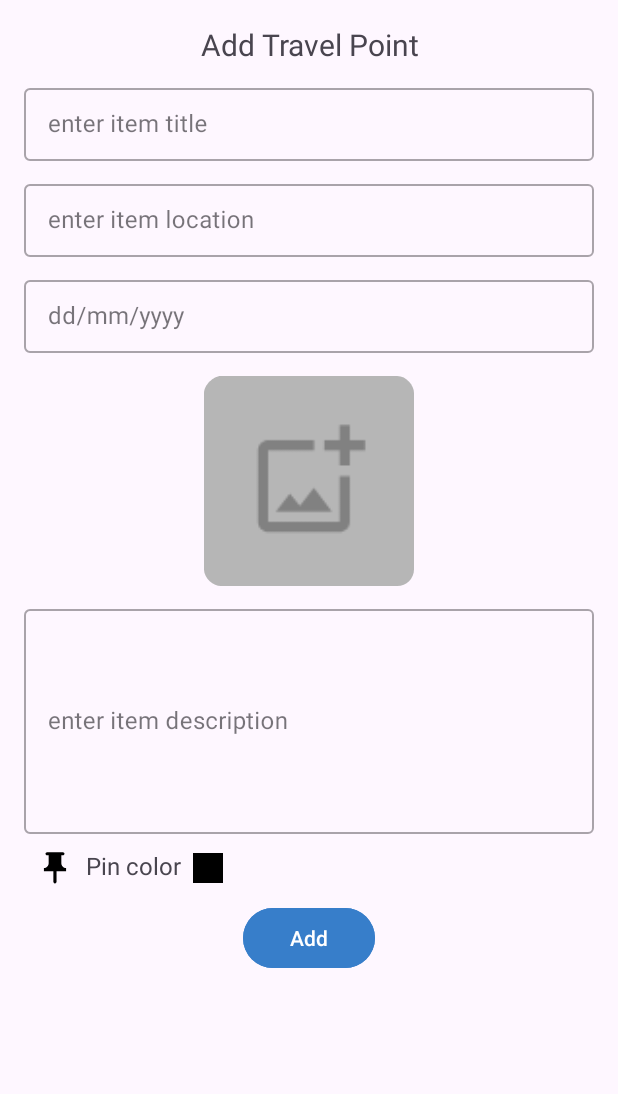
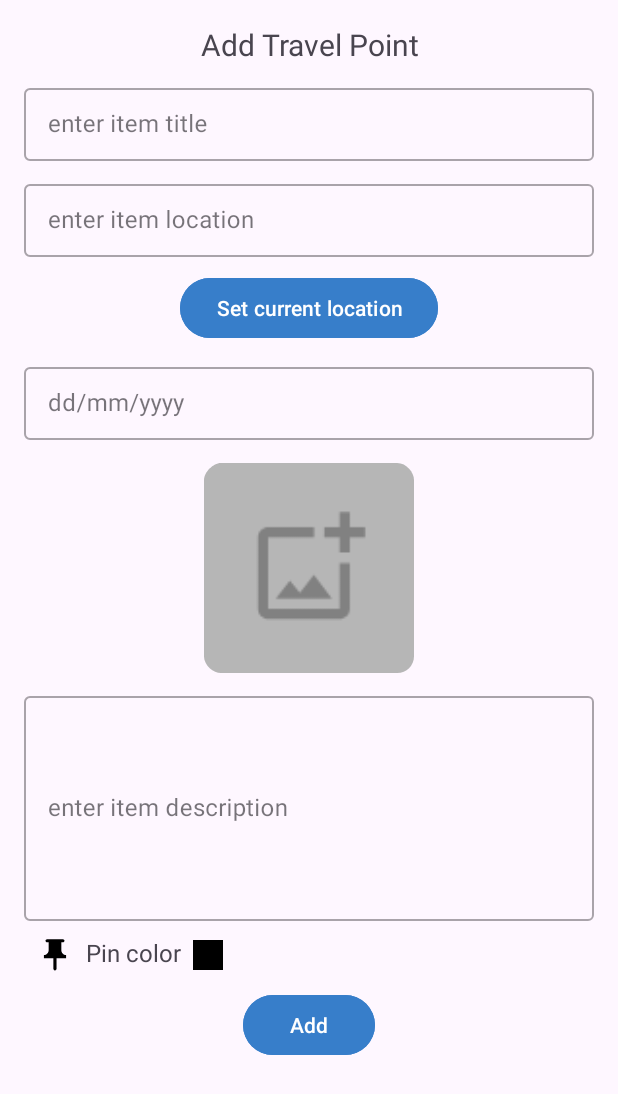
Before and after one commit to ValeriaShaf/Kotlin-Project-Travel-Journal, an Android app: the AddItemFragment screen opened through its navigation route, on a phone screen of 412 x 824 dp. Shown: the top 1094 px of the screen. Run offline under Robolectric (Android 15) with nearby library versions, the phone set to English and light mode, and no system bars; our stand-ins replace Room's generated code.

Commit message:
location part added to code

```diff
--- a/app/build.gradle.kts
+++ b/app/build.gradle.kts
@@ -55,7 +55,7 @@ dependencies {
 //    implementation(libs.androidx.activity.ktx)
 //    implementation(libs.androidx.navigation.ui.ktx)
 //    implementation(libs.androidx.navigation.fragment.ktx)
-
+    implementation ("com.google.android.gms:play-services-location:21.3.0")
     implementation(libs.androidx.core.ktx)
     implementation(libs.androidx.activity.ktx)
     implementation(libs.androidx.appcompat)
--- a/app/src/main/AndroidManifest.xml
+++ b/app/src/main/AndroidManifest.xml
@@ -1,7 +1,9 @@
 <?xml version="1.0" encoding="utf-8"?>
 <manifest xmlns:android="http://schemas.android.com/apk/res/android"
     xmlns:tools="http://schemas.android.com/tools">
-
+    <uses-permission android:name="android.permission.INTERNET" />
+    <uses-permission android:name="android.permission.ACCESS_FINE_LOCATION" />
+    <uses-permission android:name="android.permission.ACCESS_COARSE_LOCATION" />
     <application
         android:allowBackup="true"
         android:dataExtractionRules="@xml/data_extraction_rules"
--- a/app/src/main/java/com/example/kotlinfinalproject/data/model/Item.kt
+++ b/app/src/main/java/com/example/kotlinfinalproject/data/model/Item.kt
@@ -15,6 +15,8 @@ data class Item(
     val title:String,
     @ColumnInfo(name="description")
     val description:String,
+//    @ColumnInfo(name="location")
+//    val location :String,
     @ColumnInfo(name="image")
     val photo: String?,
     //val id: String = UUID.randomUUID().toString()
--- a/app/src/main/java/com/example/kotlinfinalproject/ui/AddItemFragment.kt
+++ b/app/src/main/java/com/example/kotlinfinalproject/ui/AddItemFragment.kt
@@ -1,28 +1,38 @@
 package com.example.kotlinfinalproject.ui
 
+import android.Manifest
 import android.annotation.SuppressLint
+import android.app.Activity
 import android.content.Intent
+import android.content.pm.PackageManager
 import android.net.Uri
 import android.os.Bundle
 import android.view.LayoutInflater
 import android.view.View
 import android.view.ViewGroup
+import android.widget.Toast
 import androidx.activity.result.ActivityResultLauncher
 import androidx.activity.result.contract.ActivityResultContracts
+import androidx.core.content.ContextCompat
 import androidx.core.os.bundleOf
 import androidx.fragment.app.Fragment
 import androidx.fragment.app.activityViewModels
+import androidx.lifecycle.ViewModelProvider
 import androidx.navigation.fragment.findNavController
 import com.example.kotlinfinalproject.data.model.Item
 import com.example.kotlinfinalproject.R
 import com.example.kotlinfinalproject.databinding.AddItemLayoutBinding
+import kotlinx.coroutines.GlobalScope
+import kotlinx.coroutines.launch
+import kotlinx.coroutines.withContext
 
 class AddItemFragment: Fragment() {
 
     private var _binding: AddItemLayoutBinding?=null
     private val binding get() = _binding!!
     private val viewModel:ItemsViewModel by activityViewModels()
-
+    private val locationViewModel:LocationViewModel by activityViewModels()
+    private lateinit var location : LocationModel
     private var imageUri: Uri?=null
     val pickImageLauncher: ActivityResultLauncher<Array<String>> =
         registerForActivityResult(ActivityResultContracts.OpenDocument()){
@@ -34,6 +44,7 @@ class AddItemFragment: Fragment() {
             }
         imageUri=it
         }
+    private lateinit var req: ActivityResultLauncher<String>
     @SuppressLint("SuspiciousIndentation")
     override fun onCreateView(
         inflater: LayoutInflater,
@@ -41,14 +52,30 @@ class AddItemFragment: Fragment() {
         savedInstanceState: Bundle?
     ): View? {
         _binding= AddItemLayoutBinding.inflate(inflater, container, false)
-
+        val toast = Toast.makeText(requireContext(), "Location Permission Denied", Toast.LENGTH_SHORT)
+        req = registerForActivityResult(ActivityResultContracts.RequestPermission()){
+            if(it){
+                getLocation()
+            }
+            else{
+                binding.locationBtn.setOnClickListener {toast.show()}
+            }
+        }
+        if (ContextCompat.checkSelfPermission(this.requireContext(), Manifest.permission.ACCESS_FINE_LOCATION) == PackageManager.PERMISSION_GRANTED
+            || ContextCompat.checkSelfPermission(this.requireContext(), Manifest.permission.ACCESS_COARSE_LOCATION) == PackageManager.PERMISSION_GRANTED){
+            getLocation()
+        }
+        else{
+            req.launch(Manifest.permission.ACCESS_FINE_LOCATION)
+        }
         binding.finishBtn.setOnClickListener {
            // val bundle= bundleOf("title" to binding.itemTitle.text.toString(), "description" to binding.itemDescription.text.toString())
 
             //findNavController().navigate(R.id.action_addItemFragment_to_allItemsFragment,bundle)
         val item= Item(
             binding.enterItemTitle.text.toString(),
-            binding.enterItemDescription.text.toString(), imageUri.toString()
+            binding.enterItemDescription.text.toString(), imageUri.toString(),
+//            binding.enterItemLocation.toString()
         )
            // ItemManager.add(item)
         viewModel.addItem(item)
@@ -66,12 +93,16 @@ class AddItemFragment: Fragment() {
 
     override fun onViewCreated(view: View, savedInstanceState: Bundle?) {
         super.onViewCreated(view, savedInstanceState)
-
-
     }
 
     override fun onDestroyView() {
         super.onDestroyView()
         _binding=null
     }
+
+    private fun getLocation(){
+        locationViewModel.location.observe(viewLifecycleOwner){
+            binding.enterItemLocation.setText(it)
+        }
+    }
 }
--- a/app/src/main/java/com/example/kotlinfinalproject/ui/AllItemsFragment.kt
+++ b/app/src/main/java/com/example/kotlinfinalproject/ui/AllItemsFragment.kt
@@ -1,8 +1,10 @@
 package com.example.kotlinfinalproject.ui
 
 import android.os.Bundle
+import android.util.Log
 import android.view.*
 import android.widget.Toast
+import androidx.activity.result.contract.ActivityResultContracts
 import androidx.appcompat.app.AlertDialog
 import androidx.fragment.app.Fragment
 import androidx.fragment.app.activityViewModels
--- /dev/null
+++ b/app/src/main/java/com/example/kotlinfinalproject/ui/LocationModel.kt
@@ -0,0 +1,48 @@
+package com.example.kotlinfinalproject.ui
+import android.content.Context
+
+import android.os.Looper
+import androidx.lifecycle.LiveData
+import com.google.android.gms.location.FusedLocationProviderClient
+import com.google.android.gms.location.LocationCallback
+import com.google.android.gms.location.LocationRequest
+import com.google.android.gms.location.LocationResult
+import com.google.android.gms.location.LocationServices
+import android.location.Geocoder
+
+import com.google.android.gms.location.Priority
+import kotlinx.coroutines.CoroutineScope
+import kotlinx.coroutines.Dispatchers
+import kotlinx.coroutines.Job
+import kotlinx.coroutines.launch
+
+class LocationModel(private val context: Context): LiveData<String>() {
+    private val job = Job()
+    private val coroutineScope = CoroutineScope(job + Dispatchers.IO)
+    private val geocoder by lazy { Geocoder(context) }
+    private val clientLocation : FusedLocationProviderClient =
+        LocationServices.getFusedLocationProviderClient(context)
+    private val locationRequest = LocationRequest.Builder(Priority.PRIORITY_HIGH_ACCURACY,100000).build()
+    private val locationCallback = object : LocationCallback(){
+        override fun onLocationResult(result: LocationResult){
+            result.lastLocation?.let {
+                coroutineScope.launch {
+                    val address = geocoder.getFromLocation(it.latitude,it.longitude,1,
+                        object : Geocoder.GeocodeListener{
+                            override fun onGeocode(address: MutableList<android.location.Address>) {
+                                postValue(address.first().getAddressLine(0))
+                            }
+                        })
+
+                }
+                postValue("${result.lastLocation!!.latitude}, ${result.lastLocation!!.longitude}")}
+        }
+    }
+    override fun onActive() {
+        super.onActive()
+        clientLocation.requestLocationUpdates(locationRequest,locationCallback, Looper.getMainLooper())
+    }
+    override fun onInactive() {
+        clientLocation.removeLocationUpdates(locationCallback)
+    }
+}
--- /dev/null
+++ b/app/src/main/java/com/example/kotlinfinalproject/ui/LocationViewModel.kt
@@ -0,0 +1,10 @@
+package com.example.kotlinfinalproject.ui
+
+import android.app.Application
+import androidx.lifecycle.AndroidViewModel
+import androidx.lifecycle.LiveData
+
+class LocationViewModel(application: Application): AndroidViewModel(application) {
+
+    val location: LiveData<String> = LocationModel(application.applicationContext)
+}
--- a/app/src/main/java/com/example/kotlinfinalproject/ui/MainActivity.kt
+++ b/app/src/main/java/com/example/kotlinfinalproject/ui/MainActivity.kt
@@ -2,6 +2,7 @@ package com.example.kotlinfinalproject.ui
 
 import android.annotation.SuppressLint
 import android.os.Bundle
+import android.util.Log
 import androidx.activity.enableEdgeToEdge
 import androidx.appcompat.app.AppCompatActivity
 import androidx.core.view.ViewCompat
@@ -23,7 +24,6 @@ class MainActivity : AppCompatActivity(), CoroutineScope {
         enableEdgeToEdge()
 
         setContentView(R.layout.activity_main)
-
         ViewCompat.setOnApplyWindowInsetsListener(findViewById(R.id.main)) { v, insets ->
             val systemBars = insets.getInsets(WindowInsetsCompat.Type.systemBars())
             v.setPadding(systemBars.left, systemBars.top, systemBars.right, systemBars.bottom)
--- a/app/src/main/res/layout/add_item_layout.xml
+++ b/app/src/main/res/layout/add_item_layout.xml
@@ -41,6 +41,14 @@
             android:hint="enter item location"
             android:id="@+id/enter_item_location"/>
     </com.google.android.material.textfield.TextInputLayout>
+    <Button
+        android:layout_width="wrap_content"
+        android:layout_height="wrap_content"
+        android:text="Set current location"
+        android:id="@+id/location_btn"
+        android:layout_gravity="center"
+        android:backgroundTint="@color/darkBlue"
+        android:layout_marginTop="10dp"/>
     <com.google.android.material.textfield.TextInputLayout
         android:layout_width="match_parent"
         android:layout_height="wrap_content"
```
